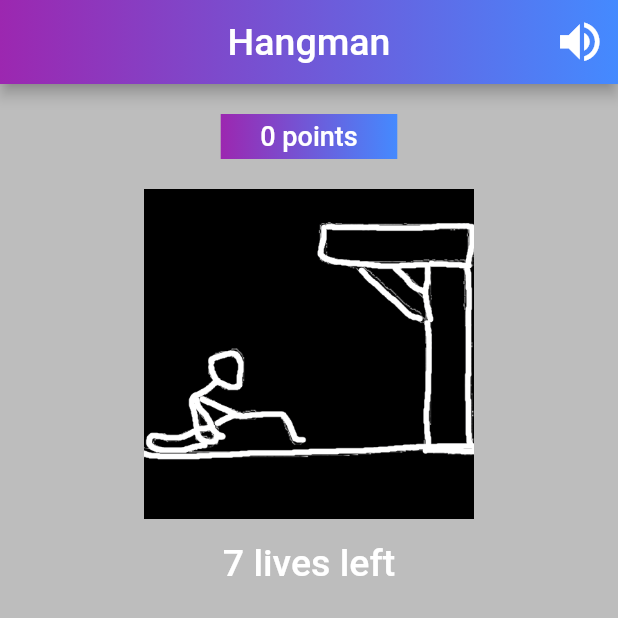
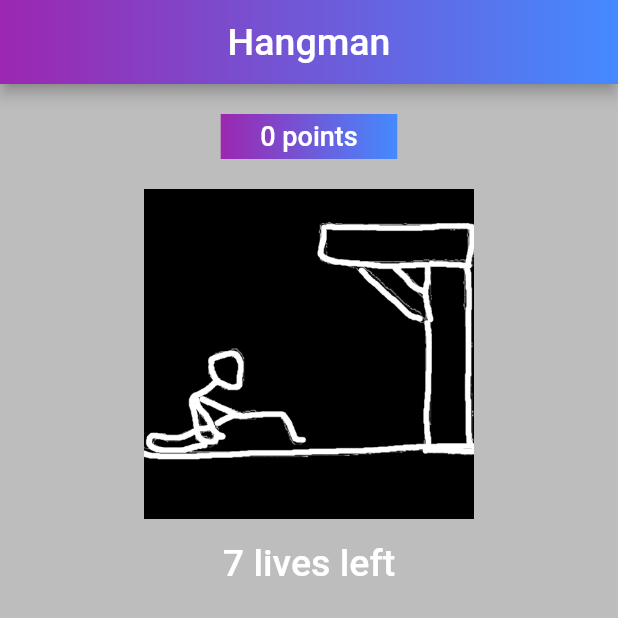
Before and after one commit to igorurbaniak/hangman_game, a Flutter app: the screen it shows after launch, on a phone screen of 412 x 824 dp, the top half of it. Run offline on Flutter 3.47's test engine with Material 2 defaults, Android fonts, the phone set to English and light mode, and no system bars; our stand-ins replace google_fonts, new_gradient_app_bar; Roboto replaces fonts that are missing (Audiowide).

Commit message:
Remove unnecessary stuff

```diff
--- a/lib/game_screen.dart
+++ b/lib/game_screen.dart
@@ -65,6 +65,9 @@ class _GameScreenState extends State<GameScreen> {
                   margin: const EdgeInsets.only(top: 20),
                   width: MediaQuery.of(context).size.width / 2,
                   child: TextButton(
+                    style: TextButton.styleFrom(
+                      backgroundColor: Colors.white,
+                    ),
                     onPressed: () {
                       Navigator.pop(context);
                       setState(() {
@@ -160,13 +163,6 @@ class _GameScreenState extends State<GameScreen> {
             fontWeight: FontWeight.w500,
           ),
         ),
-        actions: [
-          IconButton(
-            iconSize: 35,
-            onPressed: () {},
-            icon: const Icon(Icons.volume_up_sharp),
-          ),
-        ],
       ),
       body: SingleChildScrollView(
         physics: const ScrollPhysics(),
@@ -234,8 +230,6 @@ class _GameScreenState extends State<GameScreen> {
                   ),
                 ),
                 child: GridView.count(
-                  // mainAxisSpacing: 3,
-                  // crossAxisSpacing: 3,
                   crossAxisCount: 7,
                   shrinkWrap: true,
                   physics: const NeverScrollableScrollPhysics(),
```
